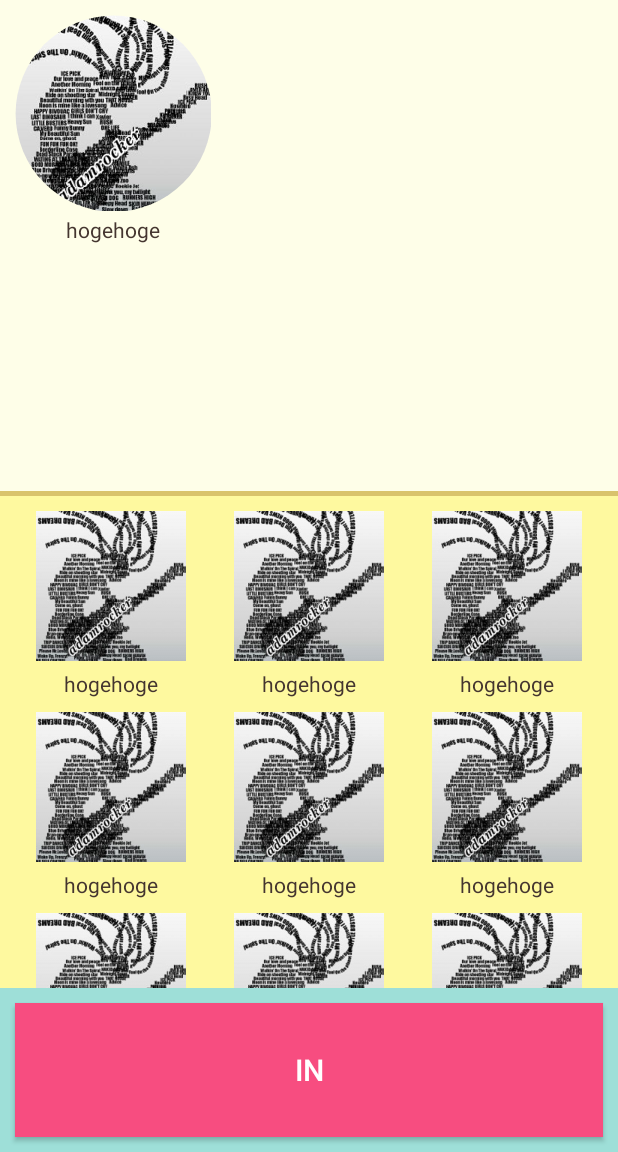
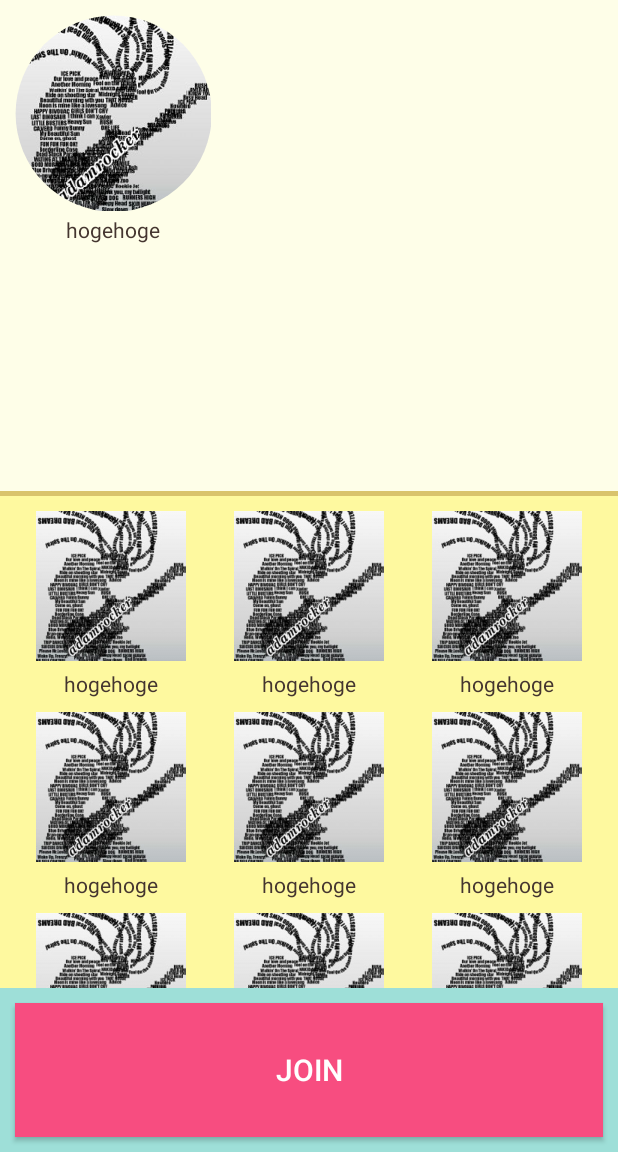
Before and after one commit to adamrocker/ishinomakihackathon2016, an Android app: the screen it shows after launch (MainActivity), on a phone screen of 412 x 824 dp, the part 84-1236 px from its top. Run offline under Robolectric (Android 15) with nearby library versions, the phone set to English and light mode, and no system bars.

Commit message:
Changed login button title.

```diff
--- a/android/app/src/main/res/values/strings.xml
+++ b/android/app/src/main/res/values/strings.xml
@@ -1,4 +1,4 @@
 <resources>
     <string name="app_name">BlueSpring</string>
-    <string name="login_title">IN</string>
+    <string name="login_title">JOIN</string>
 </resources>
```
